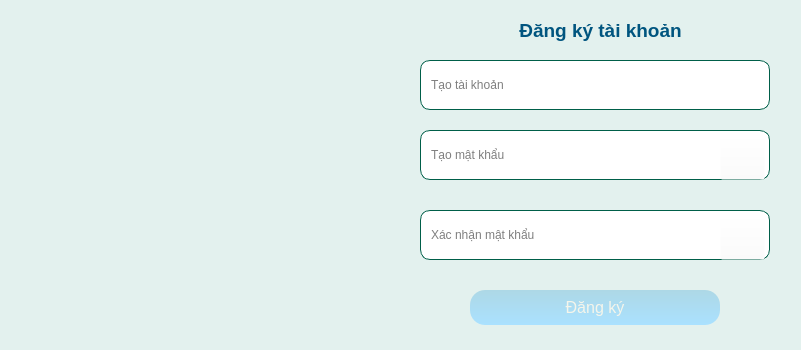
This is register.ui in reilee21/BMHTTT as Qt 5 draws it before an edit. The edited form follows.
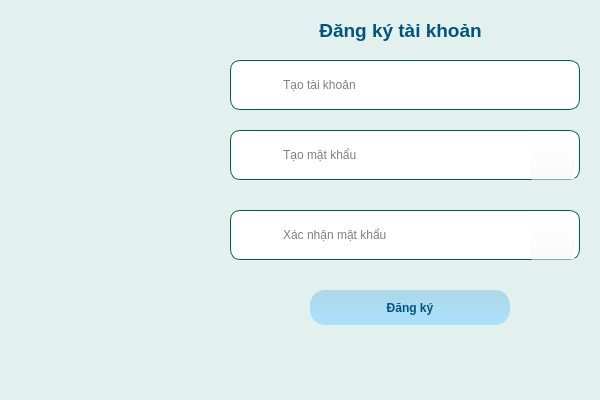
This is the edited form. Icons and pictures are not drawn.

What changed in the file:
```diff
--- a/register.ui
+++ b/register.ui
@@ -6,8 +6,8 @@
    <rect>
     <x>0</x>
     <y>0</y>
-    <width>801</width>
-    <height>350</height>
+    <width>600</width>
+    <height>400</height>
    </rect>
   </property>
   <property name="windowTitle">
@@ -15,7 +15,7 @@
   </property>
   <property name="styleSheet">
    <string notr="true">QLineEdit{
-padding:8px;
+padding-left:50px;
 background: white;
 border: 1px solid #005F49;
 border-radius: 10px
@@ -35,7 +35,8 @@
 #btn_signup{
 	background-color: qlineargradient(spread:pad, x1:0, y1:0, x2:0, y2:1, stop:0 rgba(173, 216, 230, 255), stop:1 rgba(170, 225, 255, 255));
 	border-radius: 15px;
-	color: rgb(245, 245, 235);
+	color: #00557F;
+	font-weight:bold
 }
 #btn_signup:hover{
 	background-color: rgba(200, 216, 230, 255);
@@ -56,7 +57,7 @@
   <widget class="QLabel" name="label_4">
    <property name="geometry">
     <rect>
-     <x>500</x>
+     <x>300</x>
      <y>10</y>
      <width>201</width>
      <height>41</height>
@@ -92,15 +93,16 @@
   <widget class="QPushButton" name="btn_signup">
    <property name="geometry">
     <rect>
-     <x>470</x>
+     <x>310</x>
      <y>290</y>
-     <width>250</width>
+     <width>200</width>
      <height>35</height>
     </rect>
    </property>
    <property name="font">
     <font>
-     <pointsize>12</pointsize>
+     <weight>75</weight>
+     <bold>true</bold>
     </font>
    </property>
    <property name="cursor">
@@ -116,7 +118,7 @@
   <widget class="QLineEdit" name="txt_username">
    <property name="geometry">
     <rect>
-     <x>420</x>
+     <x>230</x>
      <y>60</y>
      <width>350</width>
      <height>50</height>
@@ -141,7 +143,7 @@
   <widget class="QPushButton" name="btn_hidepass">
    <property name="geometry">
     <rect>
-     <x>720</x>
+     <x>530</x>
      <y>135</y>
      <width>45</width>
      <height>45</height>
@@ -176,7 +178,7 @@
   <widget class="QLineEdit" name="txt_repassword">
    <property name="geometry">
     <rect>
-     <x>420</x>
+     <x>230</x>
      <y>210</y>
      <width>350</width>
      <height>50</height>
@@ -201,7 +203,7 @@
   <widget class="QPushButton" name="btn_hiderepass">
    <property name="geometry">
     <rect>
-     <x>720</x>
+     <x>530</x>
      <y>215</y>
      <width>45</width>
      <height>45</height>
@@ -236,7 +238,7 @@
   <widget class="QLineEdit" name="txt_password">
    <property name="geometry">
     <rect>
-     <x>420</x>
+     <x>230</x>
      <y>130</y>
      <width>350</width>
      <height>50</height>
@@ -261,10 +263,10 @@
   <widget class="QLabel" name="label">
    <property name="geometry">
     <rect>
-     <x>0</x>
-     <y>0</y>
-     <width>351</width>
-     <height>351</height>
+     <x>10</x>
+     <y>60</y>
+     <width>200</width>
+     <height>200</height>
     </rect>
    </property>
    <property name="styleSheet">
@@ -277,10 +279,10 @@
   <widget class="QLabel" name="label_5">
    <property name="geometry">
     <rect>
-     <x>370</x>
-     <y>60</y>
-     <width>45</width>
-     <height>45</height>
+     <x>240</x>
+     <y>70</y>
+     <width>30</width>
+     <height>30</height>
     </rect>
    </property>
    <property name="styleSheet">
@@ -294,10 +296,10 @@
   <widget class="QLabel" name="label_2">
    <property name="geometry">
     <rect>
-     <x>370</x>
-     <y>130</y>
-     <width>45</width>
-     <height>45</height>
+     <x>240</x>
+     <y>140</y>
+     <width>30</width>
+     <height>30</height>
     </rect>
    </property>
    <property name="styleSheet">
@@ -312,10 +314,10 @@
   <widget class="QLabel" name="label_3">
    <property name="geometry">
     <rect>
-     <x>370</x>
-     <y>210</y>
-     <width>45</width>
-     <height>45</height>
+     <x>240</x>
+     <y>220</y>
+     <width>30</width>
+     <height>30</height>
     </rect>
    </property>
    <property name="styleSheet">
```
Left out of the diff: 4 changed lines with no effect on the pictures.
